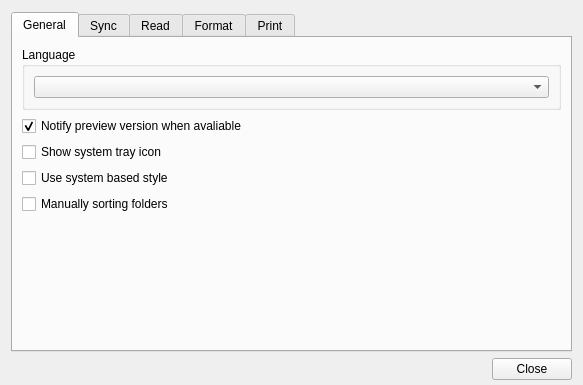
WizTeam/WizQTClient, file src/ui/WizPreferenceDialog.ui: the form before one commit.
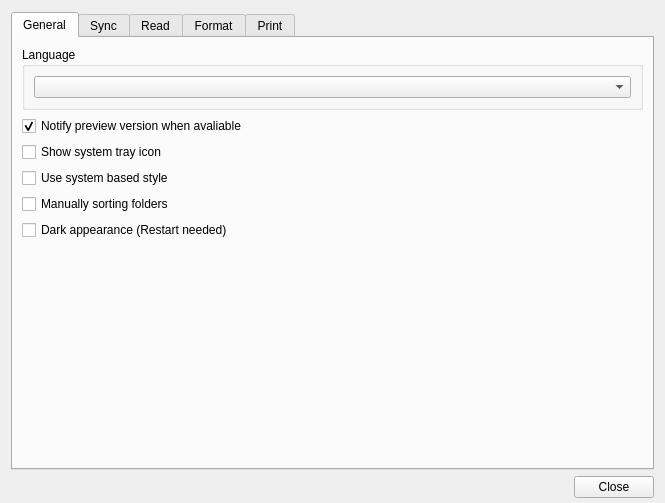
The form after the commit.

The edit to the form file:
```diff
--- a/src/ui/WizPreferenceDialog.ui
+++ b/src/ui/WizPreferenceDialog.ui
@@ -6,8 +6,8 @@
    <rect>
     <x>0</x>
     <y>0</y>
-    <width>583</width>
-    <height>385</height>
+    <width>665</width>
+    <height>503</height>
    </rect>
   </property>
   <property name="sizePolicy">
@@ -94,6 +94,13 @@
          </property>
         </widget>
        </item>
+       <item>
+        <widget class="QCheckBox" name="checkBoxDarkMode">
+         <property name="text">
+          <string>Dark appearance (Restart needed)</string>
+         </property>
+        </widget>
+       </item>
        <item>
         <spacer name="verticalSpacer">
          <property name="orientation">
```
